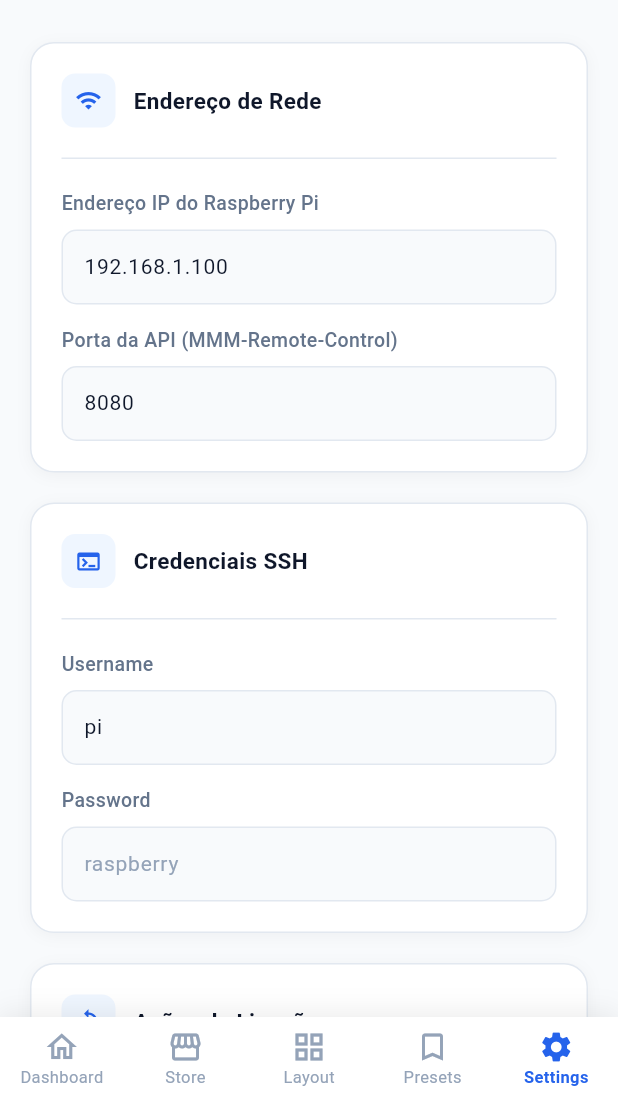
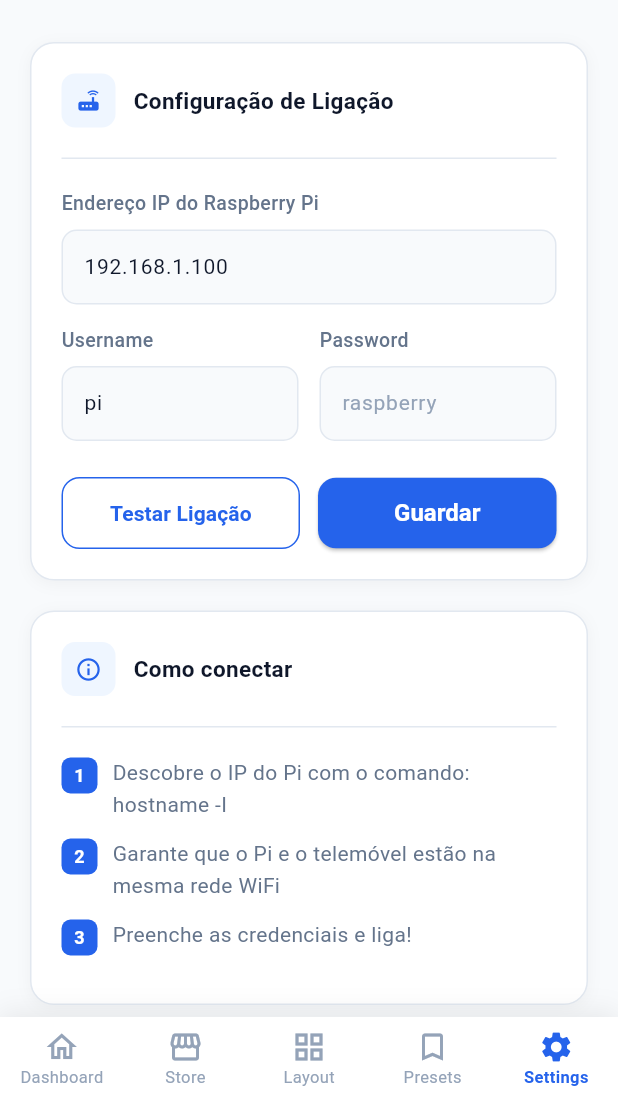
Before and after one commit to Paqu1t0/Modulos_MagicMirror, a Flutter app: the screen it shows after launch, item 5 of the bottom bar chosen, on a phone screen of 412 x 824 dp, the part 135-1236 px from its top. Run offline on Flutter 3.47's test engine with Material 3 defaults, Android fonts, the phone set to English and light mode, and no system bars; our stand-ins replace shared_preferences; missing offline and left inert: dartssh2; network calls fail.

Commit message:
feat: implement settings screen to configure and test Magic Mirror API and SSH connection details

```diff
--- a/magic_mirror_app/lib/screens/settings_screen.dart
+++ b/magic_mirror_app/lib/screens/settings_screen.dart
@@ -15,15 +15,13 @@ class SettingsScreen extends StatefulWidget {
 
 class _SettingsScreenState extends State<SettingsScreen> {
   final _ipController = TextEditingController();
-  final _portController = TextEditingController();
   final _sshUserController = TextEditingController();
   final _sshPassController = TextEditingController();
 
   bool _saving = false;
   bool _testing = false;
 
-  String? _apiConnectionResult;
-  String? _sshConnectionResult;
+  String? _connectionResult; // 'connected' | 'failed'
 
   @override
   void initState() {
@@ -34,7 +32,6 @@ class _SettingsScreenState extends State<SettingsScreen> {
   @override
   void dispose() {
     _ipController.dispose();
-    _portController.dispose();
     _sshUserController.dispose();
     _sshPassController.dispose();
     super.dispose();
@@ -42,12 +39,10 @@ class _SettingsScreenState extends State<SettingsScreen> {
 
   Future<void> _loadConfig() async {
     final ip = await MirrorApiService().getSavedIp();
-    final port = await MirrorApiService().getSavedPort();
     final sshUser = await SshService().getSavedUser();
     final sshPass = await SshService().getSavedPass();
     if (mounted) {
       _ipController.text = ip;
-      _portController.text = port;
       _sshUserController.text = sshUser;
       _sshPassController.text = sshPass;
     }
@@ -56,11 +51,11 @@ class _SettingsScreenState extends State<SettingsScreen> {
   Future<void> _saveConfig() async {
     setState(() => _saving = true);
     final ip = _ipController.text.trim();
-    final port = _portController.text.trim();
     final sshUser = _sshUserController.text.trim();
     final sshPass = _sshPassController.text.trim();
 
-    await MirrorApiService().saveConfig(ip, port);
+    // A porta 8080 está agora assumida por defeito para simplicidade
+    await MirrorApiService().saveConfig(ip, '8080');
     await SshService().saveConfig(ip, sshUser, sshPass);
 
     if (mounted) {
@@ -79,29 +74,25 @@ class _SettingsScreenState extends State<SettingsScreen> {
   Future<void> _testConnection() async {
     setState(() {
       _testing = true;
-      _apiConnectionResult = null;
-      _sshConnectionResult = null;
+      _connectionResult = null;
     });
 
     final ip = _ipController.text.trim();
-    final port = _portController.text.trim();
     final sshUser = _sshUserController.text.trim();
     final sshPass = _sshPassController.text.trim();
 
-    await MirrorApiService().saveConfig(ip, port);
+    await MirrorApiService().saveConfig(ip, '8080');
     await SshService().saveConfig(ip, sshUser, sshPass);
 
-    // Test API
-    final status = await MirrorApiService().getStatus();
-
-    // Test SSH
+    // Testamos o SSH primariamente pois é a ligação mais crítica
     final sshOk = await SshService().testConnection();
+    final apiOk = (await MirrorApiService().getStatus()).isOnline;
 
     if (mounted) {
       setState(() {
         _testing = false;
-        _apiConnectionResult = status.isOnline ? 'connected' : 'failed';
-        _sshConnectionResult = sshOk ? 'connected' : 'failed';
+        // Se pelo menos um dos dois funcionar, consideramos conectado para a UI
+        _connectionResult = (sshOk || apiOk) ? 'connected' : 'failed';
       });
     }
   }
@@ -122,10 +113,10 @@ class _SettingsScreenState extends State<SettingsScreen> {
               const Text('Configure a ligação ao Magic Mirror', style: AppTheme.bodyMedium),
               const SizedBox(height: 28),
 
-              // Network Connection Card
+              // Connection Card
               _SettingsCard(
-                title: 'Endereço de Rede',
-                icon: Icons.wifi,
+                title: 'Configuração de Ligação',
+                icon: Icons.router,
                 child: Column(
                   children: [
                     _buildField(
@@ -135,62 +126,37 @@ class _SettingsScreenState extends State<SettingsScreen> {
                       keyboardType: TextInputType.number,
                     ),
                     const SizedBox(height: 14),
-                    _buildField(
-                      label: 'Porta da API (MMM-Remote-Control)',
-                      controller: _portController,
-                      hint: '8080',
-                      keyboardType: TextInputType.number,
-                    ),
-                  ],
-                ),
-              ),
-              const SizedBox(height: 20),
-
-              // SSH Connection Card
-              _SettingsCard(
-                title: 'Credenciais SSH',
-                icon: Icons.terminal,
-                child: Column(
+                    Row(
                       children: [
-                    _buildField(
+                        Expanded(
+                          child: _buildField(
                             label: 'Username',
                             controller: _sshUserController,
                             hint: 'pi',
                           ),
-                    const SizedBox(height: 14),
-                    _buildField(
+                        ),
+                        const SizedBox(width: 14),
+                        Expanded(
+                          child: _buildField(
                             label: 'Password',
                             controller: _sshPassController,
                             hint: 'raspberry',
                             obscureText: true,
                           ),
+                        ),
                       ],
                     ),
+                    const SizedBox(height: 24),
+
+                    if (_connectionResult != null) ...[
+                      _ConnectionStatusBadge(
+                        status: _connectionResult,
+                        successMessage: 'Conectado com sucesso!',
+                        errorMessage: 'Falha na ligação. Verifica o IP e credenciais.',
                       ),
-              const SizedBox(height: 20),
+                      const SizedBox(height: 14),
+                    ],
 
-              // Actions and Results
-              _SettingsCard(
-                title: 'Ações de Ligação',
-                icon: Icons.sync,
-                child: Column(
-                  children: [
-                    if (_apiConnectionResult != null || _sshConnectionResult != null) ...[
-                      _ConnectionStatusBadge(
-                        label: 'API REST',
-                        status: _apiConnectionResult,
-                        successMessage: 'Conectado!',
-                        errorMessage: 'Falhou. Verifica IP/Porta.',
-                      ),
-                      const SizedBox(height: 10),
-                      _ConnectionStatusBadge(
-                        label: 'Terminal SSH',
-                        status: _sshConnectionResult,
-                        successMessage: 'Autenticado!',
-                        errorMessage: 'Falhou. Verifica credenciais.',
-                      ),
-                      const SizedBox(height: 20),
-                    ],
                     Row(
                       children: [
                         Expanded(
@@ -213,7 +179,7 @@ class _SettingsScreenState extends State<SettingsScreen> {
                                       color: AppTheme.primary,
                                     ),
                                   )
-                                : const Text('Testar Ligações',
+                                : const Text('Testar Ligação',
                                     style: TextStyle(fontWeight: FontWeight.w600)),
                           ),
                         ),
@@ -256,7 +222,7 @@ class _SettingsScreenState extends State<SettingsScreen> {
                   children: [
                     _buildStep('1', 'Descobre o IP do Pi com o comando: hostname -I'),
                     _buildStep('2', 'Garante que o Pi e o telemóvel estão na mesma rede WiFi'),
-                    _buildStep('3', 'Preenche as credenciais SSH para poderes instalar módulos diretamente da App'),
+                    _buildStep('3', 'Preenche as credenciais e liga!'),
                   ],
                 ),
               ),
@@ -340,13 +306,11 @@ class _SettingsScreenState extends State<SettingsScreen> {
 }
 
 class _ConnectionStatusBadge extends StatelessWidget {
-  final String label;
   final String? status; // 'connected' | 'failed' | null
   final String successMessage;
   final String errorMessage;
 
   const _ConnectionStatusBadge({
-    required this.label,
     required this.status,
     required this.successMessage,
     required this.errorMessage,
@@ -375,26 +339,13 @@ class _ConnectionStatusBadge extends StatelessWidget {
           ),
           const SizedBox(width: 12),
           Expanded(
-            child: Column(
-              crossAxisAlignment: CrossAxisAlignment.start,
-              children: [
-                Text(
-                  label,
+            child: Text(
+              isSuccess ? successMessage : errorMessage,
               style: TextStyle(
-                    fontSize: 11,
+                fontSize: 13,
                 fontWeight: FontWeight.w600,
                 color: color,
               ),
-                ),
-                Text(
-                  isSuccess ? successMessage : errorMessage,
-                  style: TextStyle(
-                    fontSize: 13,
-                    fontWeight: FontWeight.w500,
-                    color: color,
-                  ),
-                ),
-              ],
             ),
           ),
         ],
```
Lines whose indentation alone changed are shown as unchanged.
